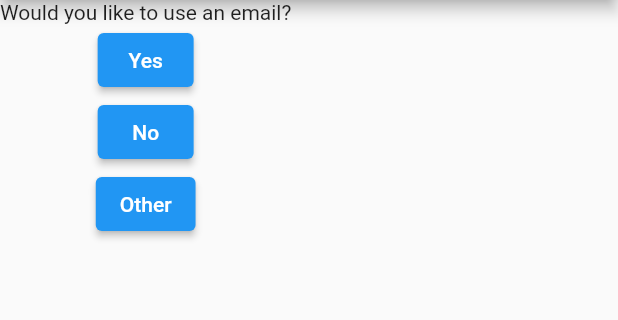
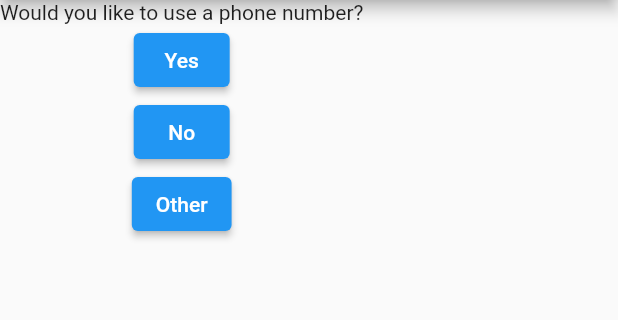
Before and after one commit to Swordzi/Sword-Chat, a Flutter app: the screen it shows after launch, after a tap on "Yes", on a phone screen of 412 x 824 dp, the part 84-404 px from its top. Run offline on Flutter 3.47's test engine with Material 2 defaults, Android fonts, the light colour scheme and no system bars.

Commit message:
Cleaning with privatising stuff

```diff
--- a/sword_chat/lib/main.dart
+++ b/sword_chat/lib/main.dart
@@ -2,7 +2,7 @@
 //
 // Version 3, 19 November 2007
 
-
+import 'package:flutter/foundation.dart';
 import 'package:flutter/material.dart';
 
 void main() => runApp(ChatApp());
@@ -10,18 +10,26 @@ void main() => runApp(ChatApp());
 class ChatApp extends StatefulWidget {
   @override
   State<StatefulWidget> createState() {
-    return ChatAppState();
+    return _ChatAppState();
   }
 }
 
-class ChatAppState extends State<ChatApp> {
+class _ChatAppState extends State<ChatApp> {
   bool pnumber = false;
   bool email = false;
-  var questionIndex = 0;
+  var _questionIndex = 0;
 
   void answerQuestion() {
-    questionIndex = questionIndex + 1;
-    print(questionIndex);
+    if (_questionIndex < 2) {
+      setState(() {
+        _questionIndex = _questionIndex + 1;
+      });
+      if (kDebugMode) {
+        print(_questionIndex);
+      }
+    } else {
+      print("Too high number dummy");
+    }
   }
 
   // Override is to tell flutter that we want to override the base widget.
@@ -39,20 +47,15 @@ class ChatAppState extends State<ChatApp> {
         ),
         body: Column(
           children: [
-            Text(questions[questionIndex]),
+            Text(questions[_questionIndex]),
             ElevatedButton(
-                child: const Text("Yes"),
-                onPressed: () => {
-                      email = true,
-                      print(email),
-                    }),
+              child: const Text("Yes"),
+              onPressed: answerQuestion,
+            ),
             ElevatedButton(
-                child: const Text('No'),
-                onPressed: () => {
-                      answerQuestion,
-                      email = false,
-                      print(email),
-                    }),
+              child: const Text('No'),
+              onPressed: answerQuestion,
+            ),
             ElevatedButton(
               child: const Text("Other"),
               onPressed: () => {
--- /dev/null
+++ b/sword_chat/lib/settings.dart
@@ -0,0 +1,5 @@
+// GNU AFFERO GENERAL PUBLIC LICENSE
+//
+// Version 3, 19 November 2007
+
+import 'package:flutter/material.dart';
```
